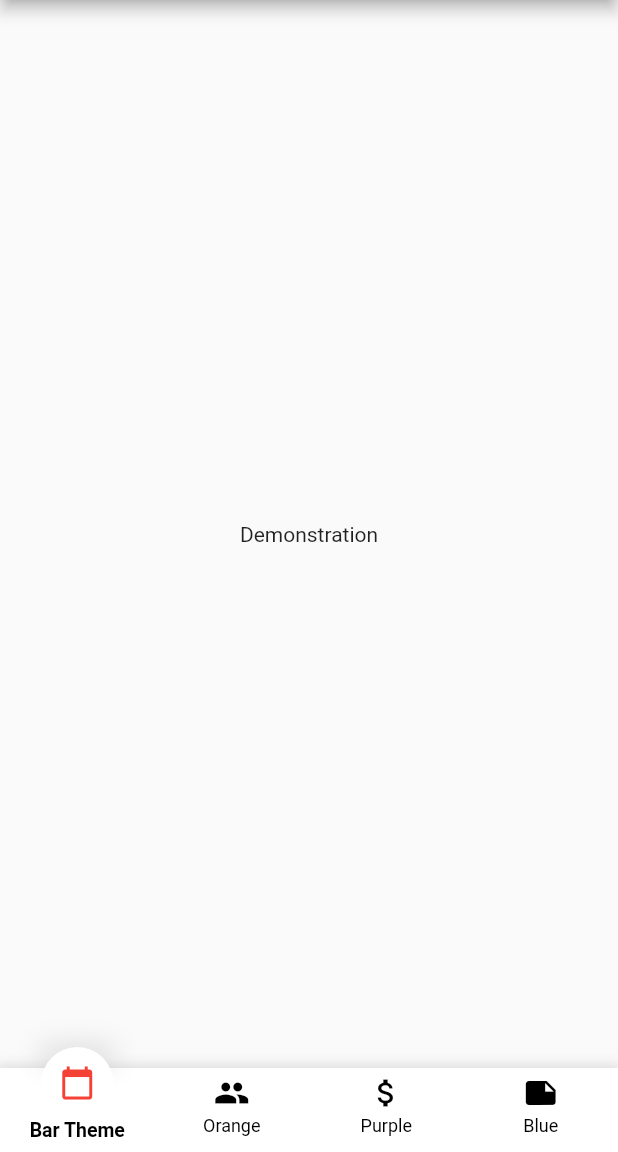
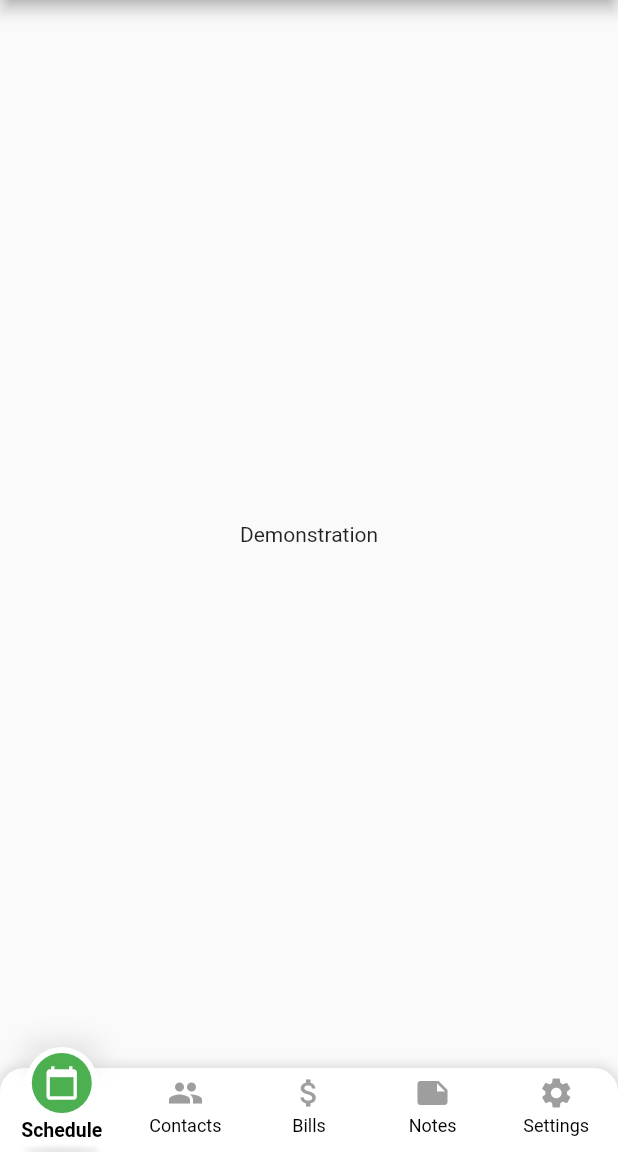
Before and after one commit to 55Builds/Flutter-FFNavigationBar, a Flutter app: the screen it shows after launch, on a phone screen of 412 x 824 dp, the part 84-1236 px from its top. Run offline on Flutter 3.47's test engine with Material 2 defaults, Android fonts, the phone set to English and light mode, and no system bars.

Commit message:
some updates

```diff
--- a/example/lib/main.dart
+++ b/example/lib/main.dart
@@ -45,13 +45,11 @@ class _MyHomePageState extends State<MyHomePage> {
         ),
       ),
       bottomNavigationBar: FFNavigationBar(
+        borderRadius: BorderRadius.only(topLeft: Radius.circular(16), topRight: Radius.circular(16)),
         theme: FFNavigationBarTheme(
           barBackgroundColor: Colors.white,
-          selectedItemBackgroundColor: Colors.white,
-          selectedItemIconColor: Colors.red,
-          unselectedItemIconColor: Colors.black,
-          showSelectedItemTopShadow: true,
-          showSelectedItemBottomShadow: false,
+          selectedItemBackgroundColor: Colors.green,
+          selectedItemIconColor: Colors.white,
         ),
         selectedIndex: selectedIndex,
         onSelectTab: (index) {
@@ -62,19 +60,23 @@ class _MyHomePageState extends State<MyHomePage> {
         items: [
           FFNavigationBarItem(
             iconData: Icons.calendar_today,
-            label: 'Bar Theme',
+            label: 'Schedule',
           ),
           FFNavigationBarItem(
             iconData: Icons.people,
-            label: 'Orange',
+            label: 'Contacts',
           ),
           FFNavigationBarItem(
             iconData: Icons.attach_money,
-            label: 'Purple',
+            label: 'Bills',
           ),
           FFNavigationBarItem(
             iconData: Icons.note,
-            label: 'Blue',
+            label: 'Notes',
+          ),
+          FFNavigationBarItem(
+            iconData: Icons.settings,
+            label: 'Settings',
           ),
         ],
       ),
--- a/lib/ff_navigation_bar_item.dart
+++ b/lib/ff_navigation_bar_item.dart
@@ -19,8 +19,8 @@ class FFNavigationBarItem extends StatelessWidget {
   final Duration animationDuration;
   Color selectedBackgroundColor;
   Color selectedForegroundColor;
-  Color selectedLabelColor;
-
+  TextStyle selectedTextStyle;
+  TextStyle unselectedTextStyle;
   int index;
   int selectedIndex;
   FFNavigationBarTheme theme;
@@ -52,7 +52,6 @@ class FFNavigationBarItem extends StatelessWidget {
     this.itemWidth = 60,
     this.selectedBackgroundColor,
     this.selectedForegroundColor,
-    this.selectedLabelColor,
     this.iconData,
     this.animationDuration = kDefaultAnimationDuration,
   }) : super(key: key);
@@ -63,7 +62,7 @@ class FFNavigationBarItem extends StatelessWidget {
       child: Text(
         label,
         textAlign: TextAlign.center,
-        style: isSelected ? theme.selectedItemTextStyle : theme.unselectedItemTextStyle,
+        style: isSelected ? selectedTextStyle ?? theme.selectedItemTextStyle : unselectedTextStyle ?? theme.unselectedItemTextStyle,
       ),
     );
   }
```
Also changed, not shown: navbar-demo-radius.png (added).
